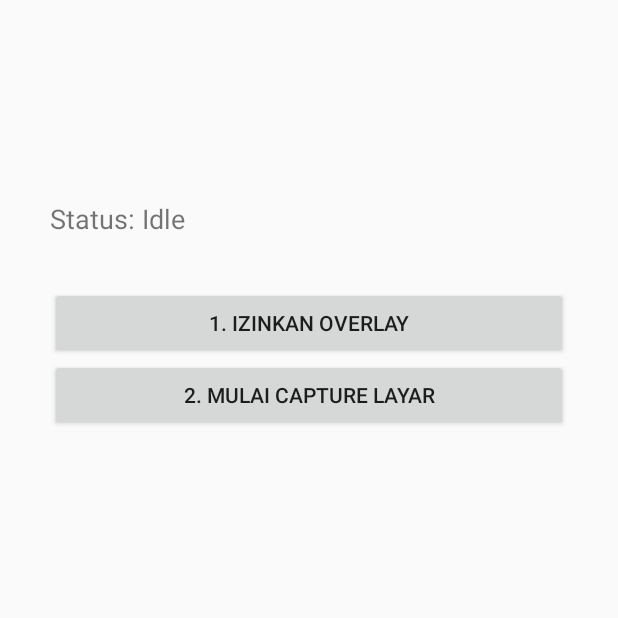
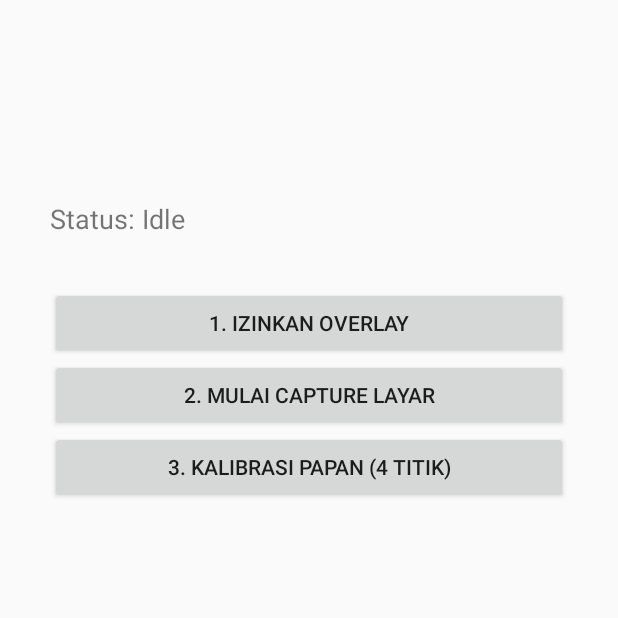
Before and after one commit to wae-id/catur, an Android app: the screen it shows after launch (MainActivity), on a phone screen of 412 x 824 dp, the top half of it. Run offline under Robolectric (Android 15) with nearby library versions, the phone set to English and light mode, and no system bars.

Commit message:
Add calibration button to MainActivity

```diff
--- a/app/src/main/java/com/wad/chessoverlay/MainActivity.kt
+++ b/app/src/main/java/com/wad/chessoverlay/MainActivity.kt
@@ -16,9 +16,9 @@ class MainActivity : AppCompatActivity() {
 
     private lateinit var btnOverlay: Button
     private lateinit var btnStart: Button
+    private lateinit var btnCalibrate: Button
     private lateinit var statusText: TextView
 
-    // Launcher buat minta izin rekam layar (MediaProjection)
     private val mediaProjectionLauncher = registerForActivityResult(
         ActivityResultContracts.StartActivityForResult()
     ) { result ->
@@ -51,10 +51,7 @@ class MainActivity : AppCompatActivity() {
             text = "1. Izinkan Overlay"
             setOnClickListener {
                 if (!Settings.canDrawOverlays(this@MainActivity)) {
-                    val intent = Intent(
-                        Settings.ACTION_MANAGE_OVERLAY_PERMISSION,
-                        Uri.parse("package:$packageName")
-                    )
+                    val intent = Intent(Settings.ACTION_MANAGE_OVERLAY_PERMISSION, Uri.parse("package:$packageName"))
                     startActivity(intent)
                 } else {
                     statusText.text = "Status: Overlay Diizinkan"
@@ -74,9 +71,17 @@ class MainActivity : AppCompatActivity() {
             }
         }
 
+        btnCalibrate = Button(this).apply {
+            text = "3. Kalibrasi Papan (4 Titik)"
+            setOnClickListener {
+                startActivity(Intent(this@MainActivity, CalibrationActivity::class.java))
+            }
+        }
+
         layout.addView(statusText)
         layout.addView(btnOverlay)
         layout.addView(btnStart)
+        layout.addView(btnCalibrate)
         setContentView(layout)
     }
 }
```
